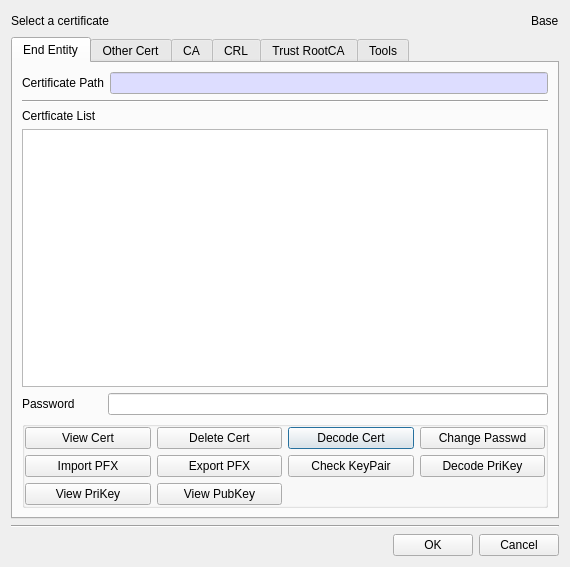
Qt form BerEditor/cert_man_dlg.ui (jykim74/BerEditor) before a commit.
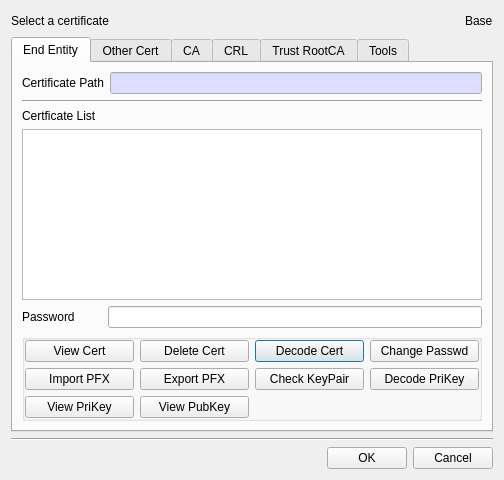
The same form after that commit.

Commit message: UI 개선

Diff of the .ui file:
```diff
--- a/BerEditor/cert_man_dlg.ui
+++ b/BerEditor/cert_man_dlg.ui
@@ -6,8 +6,8 @@
    <rect>
     <x>0</x>
     <y>0</y>
-    <width>570</width>
-    <height>567</height>
+    <width>502</width>
+    <height>480</height>
    </rect>
   </property>
   <property name="windowTitle">
@@ -130,7 +130,7 @@
         <widget class="QTableWidget" name="mEE_CertTable">
          <property name="minimumSize">
           <size>
-           <width>0</width>
+           <width>460</width>
            <height>160</height>
           </size>
          </property>
```
The commit also changes 3 other files.
